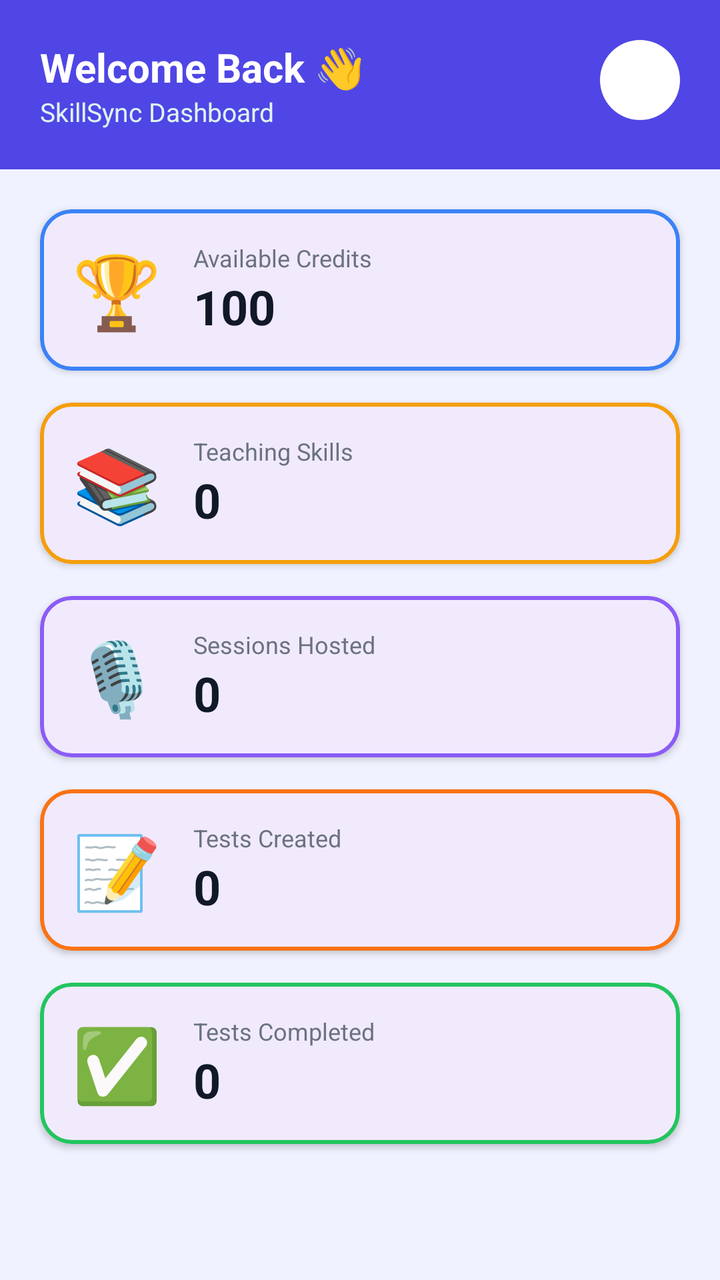
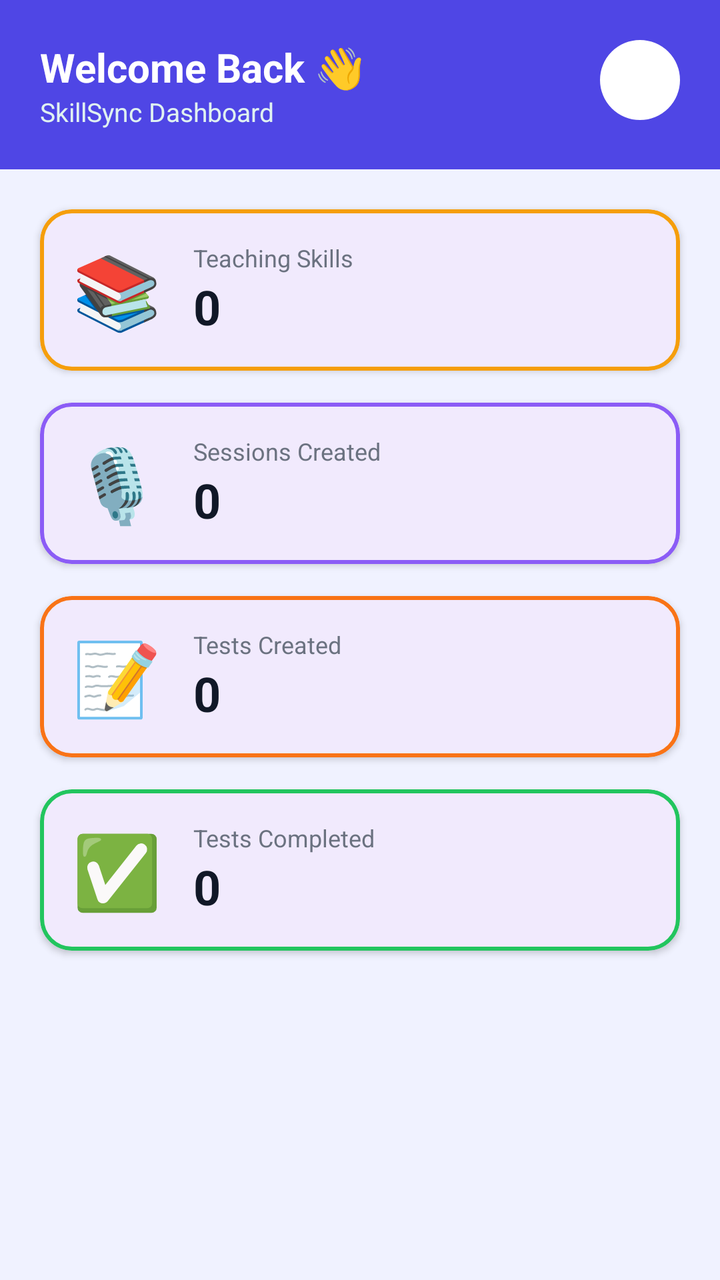

An Android layout rendered at two revisions. The XML below is the earlier revision; the diff shows what the commit changed to produce the second picture.
<!-- AndroidManifest.xml: application theme Theme.SkillSync -->
<!-- res/layout/fragment_home.xml -->
<?xml version="1.0" encoding="utf-8"?>
<androidx.constraintlayout.widget.ConstraintLayout xmlns:android="http://schemas.android.com/apk/res/android"
    xmlns:app="http://schemas.android.com/apk/res-auto"
    xmlns:tools="http://schemas.android.com/tools"
    android:layout_width="match_parent"
    android:layout_height="match_parent"
    android:background="@color/background">

    
    <LinearLayout
        android:id="@+id/layoutHeader"
        android:layout_width="match_parent"
        android:layout_height="wrap_content"
        android:orientation="horizontal"
        android:padding="20dp"
        android:background="@color/primary"
        app:layout_constraintTop_toTopOf="parent">

        <LinearLayout
            android:layout_width="0dp"
            android:layout_height="wrap_content"
            android:layout_weight="1"
            android:orientation="vertical">

            <TextView
                android:id="@+id/tvWelcome"
                android:layout_width="wrap_content"
                android:layout_height="wrap_content"
                android:text="Welcome Back 👋"
                android:textColor="@color/white"
                android:textSize="20sp"
                android:textStyle="bold" />

            <TextView
                android:layout_width="wrap_content"
                android:layout_height="wrap_content"
                android:text="SkillSync Dashboard"
                android:textColor="#E0F2F1"
                android:textSize="13sp" />
        </LinearLayout>

        
        <com.google.android.material.imageview.ShapeableImageView
            android:id="@+id/ivHomeProfile"
            android:layout_width="40dp"
            android:layout_height="40dp"
            android:src="@android:drawable/sym_def_app_icon"
            app:shapeAppearanceOverlay="@style/ShapeAppearanceOverlay.Material3.Corner.Full"
            android:background="@color/white"
            android:clickable="true"
            android:focusable="true" />
    </LinearLayout>

    <ScrollView
        android:layout_width="match_parent"
        android:layout_height="0dp"
        app:layout_constraintTop_toBottomOf="@id/layoutHeader"
        app:layout_constraintBottom_toBottomOf="parent">

        <LinearLayout
            android:layout_width="match_parent"
            android:layout_height="wrap_content"
            android:orientation="vertical"
            android:padding="12dp">

            
            <com.google.android.material.card.MaterialCardView
                android:layout_width="match_parent"
                android:layout_height="wrap_content"
                android:layout_margin="8dp"
                app:cardCornerRadius="16dp"
                app:cardElevation="2dp"
                app:strokeColor="@color/card_blue"
                app:strokeWidth="2dp">
                <LinearLayout
                    android:layout_width="match_parent"
                    android:layout_height="wrap_content"
                    android:orientation="horizontal"
                    android:padding="16dp"
                    android:gravity="center_vertical">
                    <TextView
                        android:layout_width="wrap_content"
                        android:layout_height="wrap_content"
                        android:text="🏆"
                        android:textSize="36sp"
                        android:layout_marginRight="16dp"/>
                    <LinearLayout
                        android:layout_width="wrap_content"
                        android:layout_height="wrap_content"
                        android:orientation="vertical">
                        <TextView
                            android:layout_width="wrap_content"
                            android:layout_height="wrap_content"
                            android:text="Available Credits"
                            android:textColor="@color/text_secondary"
                            android:textSize="12sp" />
                        <TextView
                            android:id="@+id/tvStatCredits"
                            android:layout_width="wrap_content"
                            android:layout_height="wrap_content"
                            android:text="100"
                            android:textColor="@color/text_primary"
                            android:textSize="24sp"
                            android:textStyle="bold" />
                    </LinearLayout>
                </LinearLayout>
            </com.google.android.material.card.MaterialCardView>

            
            <com.google.android.material.card.MaterialCardView
                android:layout_width="match_parent"
                android:layout_height="wrap_content"
                android:layout_margin="8dp"
                app:cardCornerRadius="16dp"
                app:cardElevation="2dp"
                app:strokeColor="@color/card_yellow"
                app:strokeWidth="2dp">
                <LinearLayout
                    android:layout_width="match_parent"
                    android:layout_height="wrap_content"
                    android:orientation="horizontal"
                    android:padding="16dp"
                    android:gravity="center_vertical">
                    <TextView
                        android:layout_width="wrap_content"
                        android:layout_height="wrap_content"
                        android:text="📚"
                        android:textSize="36sp"
                        android:layout_marginRight="16dp"/>
                    <LinearLayout
                        android:layout_width="wrap_content"
                        android:layout_height="wrap_content"
                        android:orientation="vertical">
                        <TextView
                            android:layout_width="wrap_content"
                            android:layout_height="wrap_content"
                            android:text="Teaching Skills"
                            android:textColor="@color/text_secondary"
                            android:textSize="12sp" />
                        <TextView
                            android:id="@+id/tvStatSkills"
                            android:layout_width="wrap_content"
                            android:layout_height="wrap_content"
                            android:text="0"
                            android:textColor="@color/text_primary"
                            android:textSize="24sp"
                            android:textStyle="bold" />
                    </LinearLayout>
                </LinearLayout>
            </com.google.android.material.card.MaterialCardView>

            
            <com.google.android.material.card.MaterialCardView
                android:layout_width="match_parent"
                android:layout_height="wrap_content"
                android:layout_margin="8dp"
                app:cardCornerRadius="16dp"
                app:cardElevation="2dp"
                app:strokeColor="@color/card_purple"
                app:strokeWidth="2dp">
                <LinearLayout
                    android:layout_width="match_parent"
                    android:layout_height="wrap_content"
                    android:orientation="horizontal"
                    android:padding="16dp"
                    android:gravity="center_vertical">
                    <TextView
                        android:layout_width="wrap_content"
                        android:layout_height="wrap_content"
                        android:text="🎙"
                        android:textSize="36sp"
                        android:layout_marginRight="16dp"/>
                    <LinearLayout
                        android:layout_width="wrap_content"
                        android:layout_height="wrap_content"
                        android:orientation="vertical">
                        <TextView
                            android:layout_width="wrap_content"
                            android:layout_height="wrap_content"
                            android:text="Sessions Hosted"
                            android:textColor="@color/text_secondary"
                            android:textSize="12sp" />
                        <TextView
                            android:id="@+id/tvStatSessions"
                            android:layout_width="wrap_content"
                            android:layout_height="wrap_content"
                            android:text="0"
                            android:textColor="@color/text_primary"
                            android:textSize="24sp"
                            android:textStyle="bold" />
                    </LinearLayout>
                </LinearLayout>
            </com.google.android.material.card.MaterialCardView>

            
            <com.google.android.material.card.MaterialCardView
                android:layout_width="match_parent"
                android:layout_height="wrap_content"
                android:layout_margin="8dp"
                app:cardCornerRadius="16dp"
                app:cardElevation="2dp"
                app:strokeColor="@color/card_orange"
                app:strokeWidth="2dp">
                <LinearLayout
                    android:layout_width="match_parent"
                    android:layout_height="wrap_content"
                    android:orientation="horizontal"
                    android:padding="16dp"
                    android:gravity="center_vertical">
                    <TextView
                        android:layout_width="wrap_content"
                        android:layout_height="wrap_content"
                        android:text="📝"
                        android:textSize="36sp"
                        android:layout_marginRight="16dp"/>
                    <LinearLayout
                        android:layout_width="wrap_content"
                        android:layout_height="wrap_content"
                        android:orientation="vertical">
                        <TextView
                            android:layout_width="wrap_content"
                            android:layout_height="wrap_content"
                            android:text="Tests Created"
                            android:textColor="@color/text_secondary"
                            android:textSize="12sp" />
                        <TextView
                            android:id="@+id/tvStatTestsCreated"
                            android:layout_width="wrap_content"
                            android:layout_height="wrap_content"
                            android:text="0"
                            android:textColor="@color/text_primary"
                            android:textSize="24sp"
                            android:textStyle="bold" />
                    </LinearLayout>
                </LinearLayout>
            </com.google.android.material.card.MaterialCardView>

            
            <com.google.android.material.card.MaterialCardView
                android:layout_width="match_parent"
                android:layout_height="wrap_content"
                android:layout_margin="8dp"
                app:cardCornerRadius="16dp"
                app:cardElevation="2dp"
                app:strokeColor="@color/card_green"
                app:strokeWidth="2dp">
                <LinearLayout
                    android:layout_width="match_parent"
                    android:layout_height="wrap_content"
                    android:orientation="horizontal"
                    android:padding="16dp"
                    android:gravity="center_vertical">
                    <TextView
                        android:layout_width="wrap_content"
                        android:layout_height="wrap_content"
                        android:text="✅"
                        android:textSize="36sp"
                        android:layout_marginRight="16dp"/>
                    <LinearLayout
                        android:layout_width="wrap_content"
                        android:layout_height="wrap_content"
                        android:orientation="vertical">
                        <TextView
                            android:layout_width="wrap_content"
                            android:layout_height="wrap_content"
                            android:text="Tests Completed"
                            android:textColor="@color/text_secondary"
                            android:textSize="12sp" />
                        <TextView
                            android:id="@+id/tvStatTestsCompleted"
                            android:layout_width="wrap_content"
                            android:layout_height="wrap_content"
                            android:text="0"
                            android:textColor="@color/text_primary"
                            android:textSize="24sp"
                            android:textStyle="bold" />
                    </LinearLayout>
                </LinearLayout>
            </com.google.android.material.card.MaterialCardView>

        </LinearLayout>
    </ScrollView>
</androidx.constraintlayout.widget.ConstraintLayout>
<!-- resources referenced by this layout -->
<resources>
  <color name="background">#F0F2FF</color>
  <color name="card_blue">#3B82F6</color>
  <color name="card_green">#22C55E</color>
  <color name="card_orange">#F97316</color>
  <color name="card_purple">#8B5CF6</color>
  <color name="card_yellow">#F59E0B</color>
  <color name="primary">#4F46E5</color>
  <color name="text_primary">#111827</color>
  <color name="text_secondary">#6B7280</color>
  <color name="white">#FFFFFFFF</color>
  <style name="ShapeAppearanceOverlay.Material3.Corner.Full" parent="">
          <item name="cornerSize">50%</item>
      </style>
  <style name="Theme.SkillSync" parent="Theme.Material3.DayNight.NoActionBar">
          
          <item name="colorPrimary">@color/primary</item>
          <item name="colorOnPrimary">@color/white</item>
          
          <item name="colorSecondary">@color/secondary</item>
          <item name="colorOnSecondary">@color/white</item>
          
          <item name="android:statusBarColor">@color/primary</item>
          <item name="android:windowBackground">@color/background</item>
      </style>
  <color name="secondary">#9333EA</color>
</resources>

<!-- the commit's change to res/layout/fragment_home.xml (unified diff, before → after) -->
@@ -67,6 +67,7 @@
             <com.google.android.material.card.MaterialCardView
                 android:layout_width="match_parent"
                 android:layout_height="wrap_content"
+                android:visibility="gone"
                 android:layout_margin="8dp"
                 app:cardCornerRadius="16dp"
                 app:cardElevation="2dp"
@@ -177,7 +178,7 @@
                         <TextView
                             android:layout_width="wrap_content"
                             android:layout_height="wrap_content"
-                            android:text="Sessions Hosted"
+                            android:text="Sessions Created"
                             android:textColor="@color/text_secondary"
                             android:textSize="12sp" />
                         <TextView
